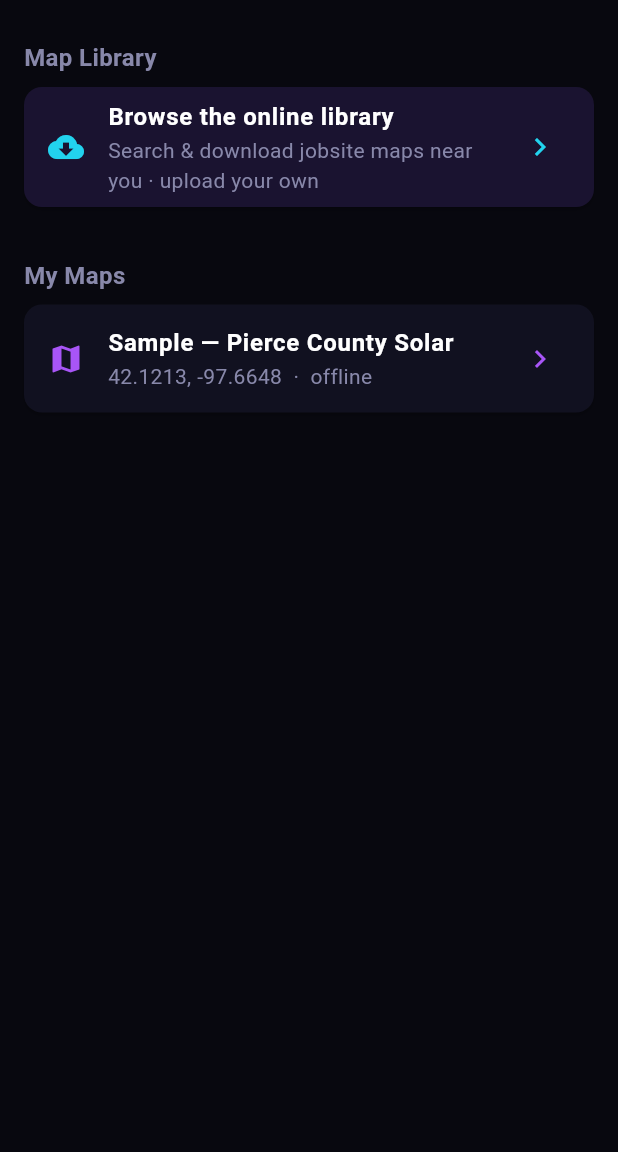
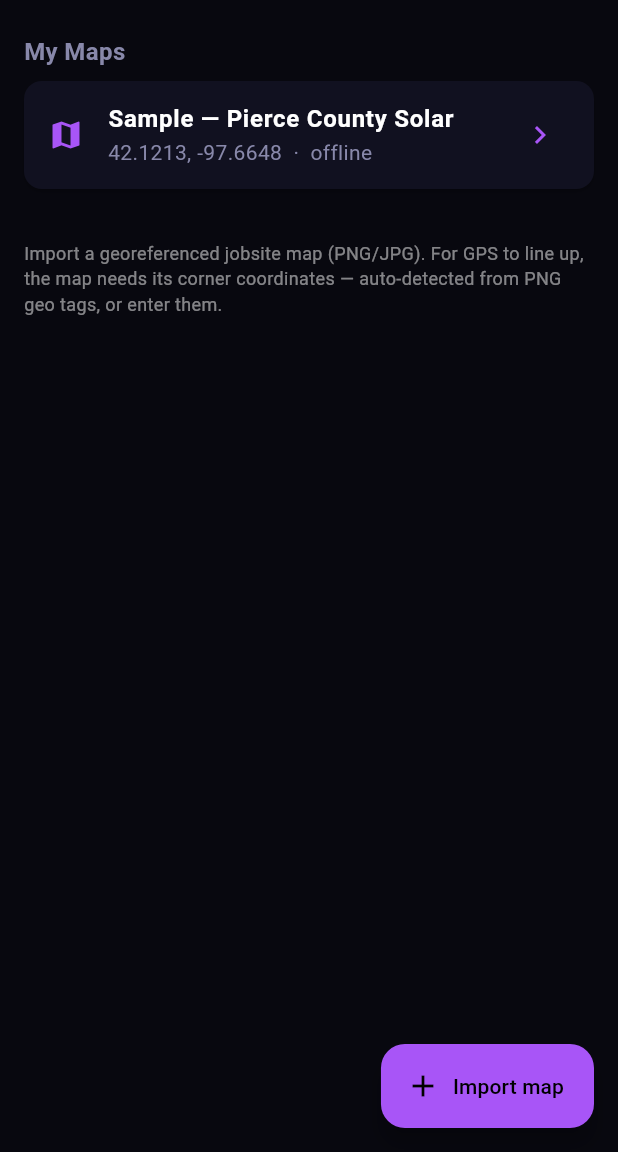
Before and after one commit to Predatuh/lowkey-maps-ios, a Flutter app: the screen it shows after launch, on a phone screen of 412 x 824 dp, the part 84-1236 px from its top. Run offline on Flutter 3.47's test engine with Material 3 defaults, Android fonts, the phone set to English and light mode, and no system bars; our stand-ins replace file_picker, flutter_map, geolocator, latlong2.

Commit message:
Local map import: pick a georeferenced image, store on-device, open offline (auto-reads PNG geo tags)

```diff
--- a/lib/main.dart
+++ b/lib/main.dart
@@ -1,9 +1,10 @@
+import 'package:file_picker/file_picker.dart';
 import 'package:flutter/material.dart';
 import 'package:latlong2/latlong.dart';
 
 import 'geo_map.dart';
+import 'map_store.dart';
 import 'map_viewer.dart';
-import 'map_library.dart';
 
 void main() => runApp(const LowkeyMapsApp());
 
@@ -30,22 +31,65 @@ class LowkeyMapsApp extends StatelessWidget {
   }
 }
 
-/// Maps stored on this device (work fully offline). The bundled sample proves the
-/// georeferenced-offline rendering; downloaded library maps land here too.
-final List<GeoMap> _myMaps = [
-  GeoMap(
+/// Bundled sample (proves offline georeferenced rendering).
+final GeoMap _sample = GeoMap(
   name: 'Sample — Pierce County Solar',
-    // Cap decode resolution: the source is 8490×5082; full-size would exceed memory/
-    // GPU texture limits. (Large real maps will need tiling — see roadmap.)
   image: const ResizeImage(AssetImage('assets/sample_site.jpg'), width: 2400),
   tl: const LatLng(42.14155644114584, -97.71037989069603),
   tr: const LatLng(42.14155644114584, -97.6192974440341),
   bl: const LatLng(42.10111308259549, -97.71037989069603),
-  ),
-];
+);
 
-class HomeScreen extends StatelessWidget {
+class HomeScreen extends StatefulWidget {
   const HomeScreen({super.key});
+  @override
+  State<HomeScreen> createState() => _HomeScreenState();
+}
+
+class _HomeScreenState extends State<HomeScreen> {
+  List<StoredMap> _stored = [];
+
+  @override
+  void initState() {
+    super.initState();
+    _refresh();
+  }
+
+  Future<void> _refresh() async {
+    final maps = await MapStore.load();
+    if (mounted) setState(() => _stored = maps);
+  }
+
+  void _open(GeoMap m) => Navigator.push(
+      context, MaterialPageRoute(builder: (_) => MapViewer(map: m)));
+
+  Future<void> _importMap() async {
+    final res = await FilePicker.platform.pickFiles(
+      type: FileType.custom,
+      allowedExtensions: ['png', 'jpg', 'jpeg'],
+    );
+    final path = res?.files.single.path;
+    if (path == null) return;
+
+    final geo = path.toLowerCase().endsWith('.png') ? readPngGeo(path) : null;
+    final defaultName =
+        res!.files.single.name.replaceAll(RegExp(r'\.(png|jpg|jpeg)$', caseSensitive: false), '');
+    if (!mounted) return;
+
+    final entry = await showDialog<StoredMap>(
+      context: context,
+      builder: (_) => _ImportDialog(sourcePath: path, defaultName: defaultName, geo: geo),
+    );
+    if (entry != null) {
+      await _refresh();
+      if (mounted) _open(entry.toGeoMap());
+    }
+  }
+
+  Future<void> _deleteStored(StoredMap m) async {
+    await MapStore.delete(m);
+    await _refresh();
+  }
 
   @override
   Widget build(BuildContext context) {
@@ -54,54 +98,59 @@ class HomeScreen extends StatelessWidget {
         child: ListView(
           padding: const EdgeInsets.all(16),
           children: [
-            Row(
-              children: const [
+            Row(children: const [
               Text('🗺️', style: TextStyle(fontSize: 30)),
               SizedBox(width: 10),
               Text('Lowkey Maps',
                   style: TextStyle(fontSize: 26, fontWeight: FontWeight.bold)),
+            ]),
+            const SizedBox(height: 20),
+            const Text('My Maps',
+                style: TextStyle(
+                    fontSize: 16, fontWeight: FontWeight.bold, color: Color(0xFF8888AA))),
+            const SizedBox(height: 8),
+
+            _MapCard(
+              title: _sample.name,
+              subtitle:
+                  '${_sample.center.latitude.toStringAsFixed(4)}, ${_sample.center.longitude.toStringAsFixed(4)}  ·  offline',
+              onTap: () => _open(_sample),
+            ),
+            ..._stored.map((m) {
+              final g = m.toGeoMap();
+              return _MapCard(
+                title: m.name,
+                subtitle:
+                    '${g.center.latitude.toStringAsFixed(4)}, ${g.center.longitude.toStringAsFixed(4)}  ·  offline',
+                onTap: () => _open(g),
+                onDelete: () => _deleteStored(m),
+              );
+            }),
+
+            const SizedBox(height: 24),
+            Text('Import a georeferenced jobsite map (PNG/JPG). For GPS to line up, the '
+                'map needs its corner coordinates — auto-detected from PNG geo tags, or enter them.',
+                style: TextStyle(color: Colors.white.withValues(alpha: 0.5), fontSize: 12)),
           ],
         ),
-            const SizedBox(height: 20),
-
-            // ── Map Library (online) ───────────────────────────────────
-            _SectionHeader('Map Library'),
-            _LibraryCard(onTap: () {
-              Navigator.push(context,
-                  MaterialPageRoute(builder: (_) => const MapLibraryScreen()));
-            }),
-            const SizedBox(height: 20),
-
-            // ── My maps (offline, on this device) ──────────────────────
-            _SectionHeader('My Maps'),
-            ..._myMaps.map((m) => _MapCard(
-                  map: m,
-                  onTap: () => Navigator.push(context,
-                      MaterialPageRoute(builder: (_) => MapViewer(map: m))),
-                )),
-          ],
       ),
+      floatingActionButton: FloatingActionButton.extended(
+        backgroundColor: const Color(0xFFA855F7),
+        onPressed: _importMap,
+        icon: const Icon(Icons.add),
+        label: const Text('Import map'),
       ),
     );
   }
 }
 
-class _SectionHeader extends StatelessWidget {
-  final String text;
-  const _SectionHeader(this.text);
-  @override
-  Widget build(BuildContext context) => Padding(
-        padding: const EdgeInsets.only(bottom: 8, top: 4),
-        child: Text(text,
-            style: const TextStyle(
-                fontSize: 16, fontWeight: FontWeight.bold, color: Color(0xFF8888AA))),
-      );
-}
-
 class _MapCard extends StatelessWidget {
-  final GeoMap map;
+  final String title;
+  final String subtitle;
   final VoidCallback onTap;
-  const _MapCard({required this.map, required this.onTap});
+  final VoidCallback? onDelete;
+  const _MapCard(
+      {required this.title, required this.subtitle, required this.onTap, this.onDelete});
 
   @override
   Widget build(BuildContext context) {
@@ -110,35 +159,117 @@ class _MapCard extends StatelessWidget {
       margin: const EdgeInsets.only(bottom: 10),
       child: ListTile(
         leading: const Icon(Icons.map, color: Color(0xFFA855F7)),
-        title: Text(map.name, style: const TextStyle(fontWeight: FontWeight.bold)),
-        subtitle: Text(
-            '${map.center.latitude.toStringAsFixed(4)}, ${map.center.longitude.toStringAsFixed(4)}  ·  offline',
-            style: const TextStyle(color: Color(0xFF8888AA))),
-        trailing: const Icon(Icons.chevron_right, color: Color(0xFFA855F7)),
+        title: Text(title, style: const TextStyle(fontWeight: FontWeight.bold)),
+        subtitle: Text(subtitle, style: const TextStyle(color: Color(0xFF8888AA))),
+        trailing: onDelete == null
+            ? const Icon(Icons.chevron_right, color: Color(0xFFA855F7))
+            : IconButton(
+                icon: const Icon(Icons.delete_outline, color: Color(0xFF8888AA)),
+                onPressed: onDelete,
+              ),
         onTap: onTap,
       ),
     );
   }
 }
 
-class _LibraryCard extends StatelessWidget {
-  final VoidCallback onTap;
-  const _LibraryCard({required this.onTap});
+/// Collects name + corner coordinates for an imported map (prefilled from PNG geo if found).
+class _ImportDialog extends StatefulWidget {
+  final String sourcePath;
+  final String defaultName;
+  final Map<String, double>? geo;
+  const _ImportDialog({required this.sourcePath, required this.defaultName, this.geo});
+
+  @override
+  State<_ImportDialog> createState() => _ImportDialogState();
+}
+
+class _ImportDialogState extends State<_ImportDialog> {
+  late final _name = TextEditingController(text: widget.defaultName);
+  late final _tlLat = TextEditingController(text: _g('geo_tl_lat'));
+  late final _tlLon = TextEditingController(text: _g('geo_tl_lon'));
+  late final _trLat = TextEditingController(text: _g('geo_tr_lat'));
+  late final _trLon = TextEditingController(text: _g('geo_tr_lon'));
+  late final _blLat = TextEditingController(text: _g('geo_bl_lat'));
+  late final _blLon = TextEditingController(text: _g('geo_bl_lon'));
+  String? _error;
+
+  String _g(String k) => widget.geo?[k]?.toString() ?? '';
 
   @override
   Widget build(BuildContext context) {
-    return Card(
-      color: const Color(0xFF1A1330),
-      margin: const EdgeInsets.only(bottom: 10),
-      child: ListTile(
-        leading: const Icon(Icons.cloud_download, color: Color(0xFF22D3EE)),
-        title: const Text('Browse the online library',
-            style: TextStyle(fontWeight: FontWeight.bold)),
-        subtitle: const Text('Search & download jobsite maps near you · upload your own',
-            style: TextStyle(color: Color(0xFF8888AA))),
-        trailing: const Icon(Icons.chevron_right, color: Color(0xFF22D3EE)),
-        onTap: onTap,
+    return AlertDialog(
+      backgroundColor: const Color(0xFF111120),
+      title: const Text('Import map'),
+      content: SingleChildScrollView(
+        child: Column(
+          mainAxisSize: MainAxisSize.min,
+          children: [
+            if (widget.geo != null)
+              const Padding(
+                padding: EdgeInsets.only(bottom: 8),
+                child: Text('Corner coordinates auto-detected from the PNG.',
+                    style: TextStyle(color: Color(0xFF22D3EE), fontSize: 12)),
               ),
+            _field(_name, 'Map name'),
+            const SizedBox(height: 8),
+            const Text('Top-left corner', style: TextStyle(color: Color(0xFF8888AA))),
+            Row(children: [
+              Expanded(child: _field(_tlLat, 'lat')),
+              const SizedBox(width: 8),
+              Expanded(child: _field(_tlLon, 'lon')),
+            ]),
+            const Text('Top-right corner', style: TextStyle(color: Color(0xFF8888AA))),
+            Row(children: [
+              Expanded(child: _field(_trLat, 'lat')),
+              const SizedBox(width: 8),
+              Expanded(child: _field(_trLon, 'lon')),
+            ]),
+            const Text('Bottom-left corner', style: TextStyle(color: Color(0xFF8888AA))),
+            Row(children: [
+              Expanded(child: _field(_blLat, 'lat')),
+              const SizedBox(width: 8),
+              Expanded(child: _field(_blLon, 'lon')),
+            ]),
+            if (_error != null)
+              Padding(
+                padding: const EdgeInsets.only(top: 8),
+                child: Text(_error!, style: const TextStyle(color: Colors.redAccent)),
+              ),
+          ],
+        ),
+      ),
+      actions: [
+        TextButton(onPressed: () => Navigator.pop(context), child: const Text('Cancel')),
+        FilledButton(onPressed: _save, child: const Text('Import')),
+      ],
     );
   }
+
+  Widget _field(TextEditingController c, String hint) => TextField(
+        controller: c,
+        keyboardType: const TextInputType.numberWithOptions(decimal: true, signed: true),
+        decoration: InputDecoration(hintText: hint, isDense: true),
+      );
+
+  Future<void> _save() async {
+    final name = _name.text.trim();
+    final vals = [_tlLat, _tlLon, _trLat, _trLon, _blLat, _blLon]
+        .map((c) => double.tryParse(c.text.trim()))
+        .toList();
+    if (name.isEmpty) {
+      setState(() => _error = 'Enter a name'); return;
     }
+    if (vals.any((v) => v == null)) {
+      setState(() => _error = 'Enter all 6 corner coordinates (decimal degrees)'); return;
+    }
+    final entry = await MapStore.import(
+      sourcePath: widget.sourcePath,
+      name: name,
+      tlLat: vals[0]!, tlLon: vals[1]!,
+      trLat: vals[2]!, trLon: vals[3]!,
+      blLat: vals[4]!, blLon: vals[5]!,
+    );
+    if (mounted) Navigator.pop(context, entry);
+  }
+}
--- /dev/null
+++ b/lib/map_store.dart
@@ -0,0 +1,144 @@
+import 'dart:convert';
+import 'dart:io';
+
+import 'package:flutter/widgets.dart';
+import 'package:latlong2/latlong.dart';
+import 'package:path_provider/path_provider.dart';
+
+import 'geo_map.dart';
+
+/// A georeferenced map saved on this device.
+class StoredMap {
+  final String name;
+  final String imagePath; // absolute path to the copied image file
+  final double tlLat, tlLon, trLat, trLon, blLat, blLon;
+
+  StoredMap({
+    required this.name,
+    required this.imagePath,
+    required this.tlLat,
+    required this.tlLon,
+    required this.trLat,
+    required this.trLon,
+    required this.blLat,
+    required this.blLon,
+  });
+
+  Map<String, dynamic> toJson() => {
+        'name': name,
+        'imagePath': imagePath,
+        'tlLat': tlLat, 'tlLon': tlLon,
+        'trLat': trLat, 'trLon': trLon,
+        'blLat': blLat, 'blLon': blLon,
+      };
+
+  static StoredMap fromJson(Map<String, dynamic> j) => StoredMap(
+        name: j['name'] as String,
+        imagePath: j['imagePath'] as String,
+        tlLat: (j['tlLat'] as num).toDouble(), tlLon: (j['tlLon'] as num).toDouble(),
+        trLat: (j['trLat'] as num).toDouble(), trLon: (j['trLon'] as num).toDouble(),
+        blLat: (j['blLat'] as num).toDouble(), blLon: (j['blLon'] as num).toDouble(),
+      );
+
+  /// Render model. Decode resolution is capped so large images don't blow past
+  /// memory / GPU texture limits.
+  GeoMap toGeoMap() => GeoMap(
+        name: name,
+        image: ResizeImage(FileImage(File(imagePath)), width: 2400),
+        tl: LatLng(tlLat, tlLon),
+        tr: LatLng(trLat, trLon),
+        bl: LatLng(blLat, blLon),
+      );
+}
+
+/// Persists the user's imported maps as a JSON catalog in the app documents dir.
+class MapStore {
+  static Future<Directory> _dir() async {
+    final docs = await getApplicationDocumentsDirectory();
+    final d = Directory('${docs.path}/maps');
+    if (!await d.exists()) await d.create(recursive: true);
+    return d;
+  }
+
+  static Future<File> _catalogFile() async =>
+      File('${(await _dir()).path}/catalog.json');
+
+  static Future<List<StoredMap>> load() async {
+    try {
+      final f = await _catalogFile();
+      if (!await f.exists()) return [];
+      final list = jsonDecode(await f.readAsString()) as List;
+      return list.map((e) => StoredMap.fromJson(e as Map<String, dynamic>)).toList();
+    } catch (_) {
+      return [];
+    }
+  }
+
+  static Future<void> _save(List<StoredMap> maps) async {
+    final f = await _catalogFile();
+    await f.writeAsString(jsonEncode(maps.map((m) => m.toJson()).toList()));
+  }
+
+  /// Copies [sourcePath] into app storage and adds a catalog entry. Returns the entry.
+  static Future<StoredMap> import({
+    required String sourcePath,
+    required String name,
+    required double tlLat, required double tlLon,
+    required double trLat, required double trLon,
+    required double blLat, required double blLon,
+  }) async {
+    final dir = await _dir();
+    final ext = sourcePath.contains('.') ? sourcePath.split('.').last : 'img';
+    final dest = '${dir.path}/${DateTime.now().millisecondsSinceEpoch}.$ext';
+    await File(sourcePath).copy(dest);
+    final entry = StoredMap(
+      name: name, imagePath: dest,
+      tlLat: tlLat, tlLon: tlLon, trLat: trLat, trLon: trLon, blLat: blLat, blLon: blLon,
+    );
+    final maps = await load();
+    maps.add(entry);
+    await _save(maps);
+    return entry;
+  }
+
+  static Future<void> delete(StoredMap m) async {
+    final maps = await load();
+    maps.removeWhere((e) => e.imagePath == m.imagePath);
+    await _save(maps);
+    try { await File(m.imagePath).delete(); } catch (_) {}
+  }
+}
+
+/// Best-effort: read corner coordinates embedded in a PNG's tEXt chunks
+/// (keys geo_tl_lat / geo_tl_lon / geo_tr_lat / geo_tr_lon / geo_bl_lat / geo_bl_lon),
+/// the same format produced by the project's map-export tooling. Returns null if absent.
+Map<String, double>? readPngGeo(String path) {
+  try {
+    final bytes = File(path).readAsBytesSync();
+    if (bytes.length < 8 || bytes[0] != 0x89 || bytes[1] != 0x50) return null; // not PNG
+    final out = <String, double>{};
+    var i = 8;
+    while (i + 8 <= bytes.length) {
+      final len = (bytes[i] << 24) | (bytes[i + 1] << 16) | (bytes[i + 2] << 8) | bytes[i + 3];
+      final type = String.fromCharCodes(bytes.sublist(i + 4, i + 8));
+      final dataStart = i + 8;
+      if (type == 'IEND') break;
+      if (type == 'tEXt' && len > 0 && dataStart + len <= bytes.length) {
+        final data = bytes.sublist(dataStart, dataStart + len);
+        final sep = data.indexOf(0);
+        if (sep > 0) {
+          final key = String.fromCharCodes(data.sublist(0, sep));
+          final value = String.fromCharCodes(data.sublist(sep + 1));
+          final d = double.tryParse(value);
+          if (d != null) out[key] = d;
+        }
+      }
+      i = dataStart + len + 4; // skip data + CRC
+    }
+    final needed = ['geo_tl_lat', 'geo_tl_lon', 'geo_tr_lat', 'geo_tr_lon', 'geo_bl_lat', 'geo_bl_lon'];
+    if (needed.every(out.containsKey)) return out;
+    return null;
+  } catch (_) {
+    return null;
+  }
+}
--- a/pubspec.yaml
+++ b/pubspec.yaml
@@ -39,6 +39,10 @@ dependencies:
   flutter_map: ^7.0.2
   latlong2: ^0.9.1
   geolocator: ^13.0.2
+
+  # Local map import (pick a file, store it on-device)
+  file_picker: ^8.1.4
+  path_provider: ^2.1.4
 
 dev_dependencies:
   flutter_test:
```
Also changed, not shown: pubspec.lock. Lines whose indentation alone changed are shown as unchanged.
